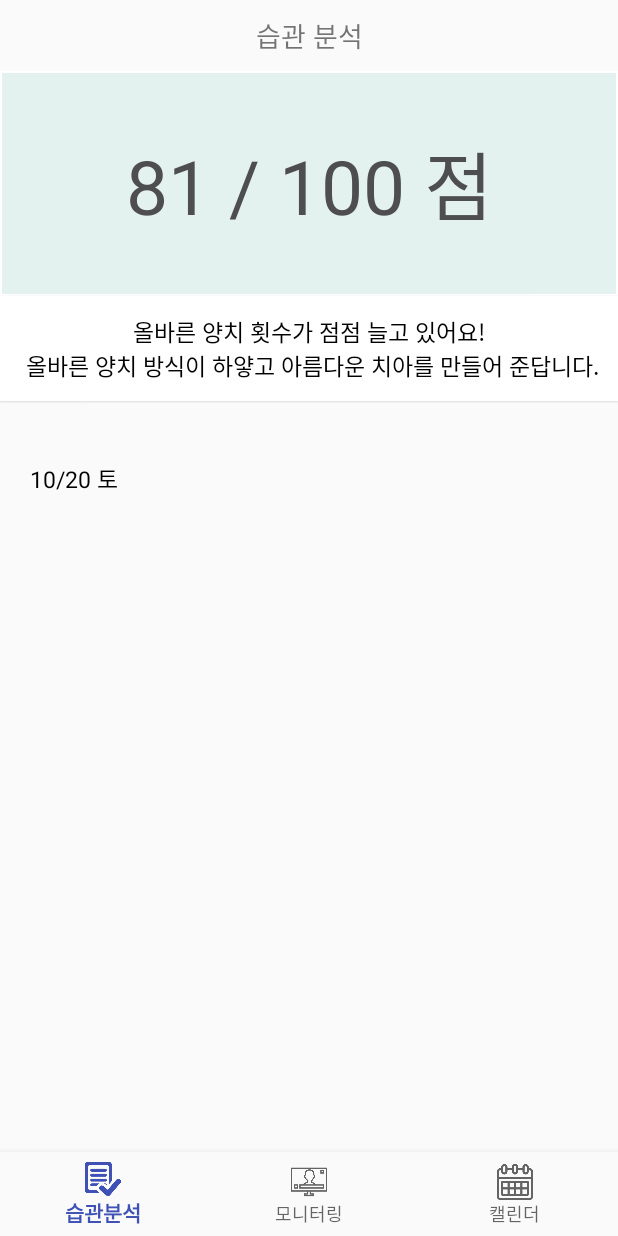
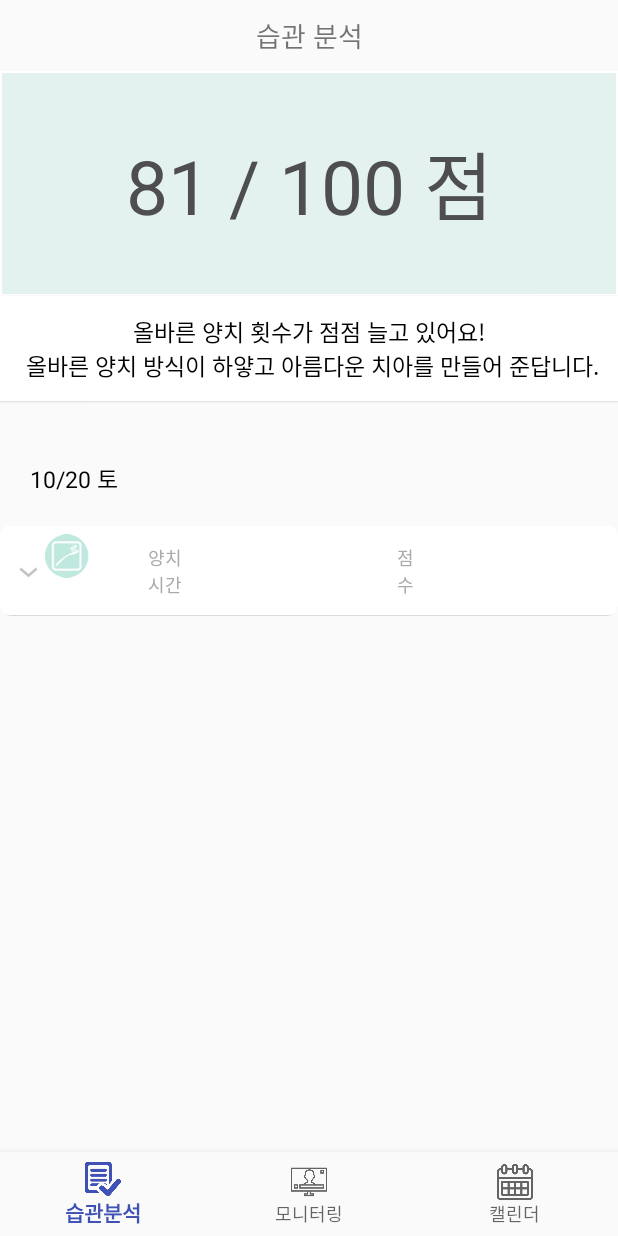
Before and after one commit to Team-Achi/Android, an Android app: the screen it shows after launch (MainActivity), on a phone screen of 412 x 824 dp. Run offline under Robolectric (Android 15) with nearby library versions, the phone set to English and light mode, and no system bars.

Commit message:
expandale 제일 위에꺼는 잘 작동

```diff
--- a/app/src/main/java/com/example/administrator/achi/expandableList/DayExpandableListAdapter.kt
+++ b/app/src/main/java/com/example/administrator/achi/expandableList/DayExpandableListAdapter.kt
@@ -14,19 +14,19 @@ import java.time.format.DateTimeFormatter
 //  record 한 개 : 한 expandableLV에는 하루의 기록이 들어 있다.
 class DayExpandableListAdapter (var context : Context, var groupList : ArrayList<Int>) : BaseExpandableListAdapter(){
 
+    override fun getGroupCount(): Int {
+        //To change body of created functions use File | Settings | File Templates.
+        return groupList.size
+    }
+
+    override fun getGroupId(groupPosition: Int): Long {
+        //To change body of created functions use File | Settings | File Templates.
+        return groupPosition.toLong()
+    }
+
     override fun getGroup(groupPosition: Int): Int {
         //To change body of created functions use File | Settings | File Templates.
         return groupList[groupPosition]
-    }
-
-    override fun isChildSelectable(groupPosition: Int, childPosition: Int): Boolean {
-        //To change body of created functions use File | Settings | File Templates.
-        return true
-    }
-
-    override fun hasStableIds(): Boolean {
-        //To change body of created functions use File | Settings | File Templates.
-        return false
     }
 
     override fun getGroupView(groupPosition: Int, isExpanded: Boolean, view: View?, parent: ViewGroup?): View {
@@ -36,8 +36,6 @@ class DayExpandableListAdapter (var context : Context, var groupList : ArrayList
             val inflater = context.getSystemService(Context.LAYOUT_INFLATER_SERVICE) as LayoutInflater
             convertView = inflater.inflate(R.layout.elv_record, null)
         }
-        val groupTitle = convertView!!.findViewById<TextView>(R.id.tvTest)
-        groupTitle.text="나온다${groupPosition}"
 
 //        var indexGroup = getGroup(groupPosition)
 //        var timeFormatter = DateTimeFormatter.ofPattern("HH:mm")
@@ -75,14 +73,14 @@ class DayExpandableListAdapter (var context : Context, var groupList : ArrayList
         return 1
     }
 
+    override fun getChildId(groupPosition: Int, childPosition: Int): Long {
+        //To change body of created functions use File | Settings | File Templates.
+        return childPosition.toLong()
+    }
+
     override fun getChild(groupPosition: Int, childPosition: Int): Int {
         //To change body of created functions use File | Settings | File Templates.
         return groupList[groupPosition]
-    }
-
-    override fun getGroupId(groupPosition: Int): Long {
-        //To change body of created functions use File | Settings | File Templates.
-        return groupPosition.toLong()
     }
 
     override fun getChildView(groupPosition: Int, childPosition: Int, isLastChild: Boolean, view: View?, parent: ViewGroup?): View {
@@ -102,14 +100,14 @@ class DayExpandableListAdapter (var context : Context, var groupList : ArrayList
         return convertView
     }
 
-    override fun getChildId(groupPosition: Int, childPosition: Int): Long {
+    override fun isChildSelectable(groupPosition: Int, childPosition: Int): Boolean {
         //To change body of created functions use File | Settings | File Templates.
-        return childPosition.toLong()
+        return true
     }
 
-    override fun getGroupCount(): Int {
+    override fun hasStableIds(): Boolean {
         //To change body of created functions use File | Settings | File Templates.
-        return groupList.size
+        return false
     }
 
 
--- a/app/src/main/java/com/example/administrator/achi/expandableList/ExpandableListAdapter.kt
+++ b/app/src/main/java/com/example/administrator/achi/expandableList/ExpandableListAdapter.kt
@@ -1,24 +1,22 @@
 package com.example.administrator.achi.expandableList
 
 import android.content.Context
-import android.support.v7.widget.RecyclerView
-import android.util.Log
 import android.view.*
 import android.widget.*
 import com.example.administrator.achi.R
-import com.example.administrator.achi.dataModel.Analyzer
-import com.example.administrator.achi.dataModel.DataCenter
-import java.time.format.DateTimeFormatter
 
 
 class ExpandableListAdapter(var context : Context, var elv: ExpandableListView, var groupList : ArrayList<String>,
                             var dayList : ArrayList<ExpandableRecords>) : BaseExpandableListAdapter() {
 
-    private var indices : ArrayList<Int> = ArrayList<Int>()
-
     override fun getGroupCount(): Int {
         //To change body of created functions use File | Settings | File Templates.
         return groupList.size
+    }
+
+    override fun getGroupId(groupPosition: Int): Long {
+        //To change body of created functions use File | Settings | File Templates.
+        return groupPosition.toLong()
     }
 
     override fun getGroup(groupPosition: Int): String {
@@ -49,23 +47,23 @@ class ExpandableListAdapter(var context : Context, var elv: ExpandableListView,
 
     override fun getChildrenCount(groupPosition: Int): Int {
         //To change body of created functions use File | Settings | File Templates.
-        return 1
+        return dayList[groupPosition].endIdx - dayList[groupPosition].startIdx + 1
+    }
+
+    override fun getChildId(groupPosition: Int, childPosition: Int): Long {
+        //To change body of created functions use File | Settings | File Templates.
+        return childPosition.toLong()
     }
 
     override fun getChild(groupPosition: Int, childPosition: Int): ArrayList<Int> {
         //To change body of created functions use File | Settings | File Templates.
         var dayItem : ExpandableRecords = dayList[groupPosition]
-        indices = ArrayList<Int>()
+        var indices = ArrayList<Int>()
 
         for (i in dayItem.startIdx..dayItem.endIdx)
             indices.add(i)
 
         return indices
-    }
-
-    override fun getGroupId(groupPosition: Int): Long {
-        //To change body of created functions use File | Settings | File Templates.
-        return groupPosition.toLong()
     }
 
     override fun getChildView(groupPosition: Int, childPosition: Int, isLastChild: Boolean, view: View?, parent: ViewGroup?): View? {
@@ -78,7 +76,7 @@ class ExpandableListAdapter(var context : Context, var elv: ExpandableListView,
         val dayExpandableListView = DayExpandableListView(context)
 
 //        var elvOneDay = convertView!!.findViewById<ExpandableListView>(R.id.elvOneDay)
-        var elva = DayExpandableListAdapter(this.context, indices)
+        var elva = DayExpandableListAdapter(this.context, getChild(groupPosition, childPosition))
 //        var test = convertView!!.findViewById<TextView>(R.id.tvTest)
 //        test.text = "왜 얘는 나오는가....???"
 //
@@ -99,11 +97,6 @@ class ExpandableListAdapter(var context : Context, var elv: ExpandableListView,
         return dayExpandableListView
     }
 
-    override fun getChildId(groupPosition: Int, childPosition: Int): Long {
-        //To change body of created functions use File | Settings | File Templates.
-        return childPosition.toLong()
-    }
-
     override fun isChildSelectable(groupPosition: Int, childPosition: Int): Boolean {
         //To change body of created functions use File | Settings | File Templates.
         return true
--- a/app/src/main/res/layout/elv_record.xml
+++ b/app/src/main/res/layout/elv_record.xml
@@ -10,12 +10,6 @@
     android:orientation="horizontal"
     android:gravity="center_vertical"
     android:clickable="true">
-
-    <TextView
-        android:id="@+id/tvTest"
-        android:layout_width="match_parent"
-        android:layout_height="wrap_content"
-        android:text="나왔다 222222222222222"/>
 
     <LinearLayout
         android:layout_width="70dp"
```
